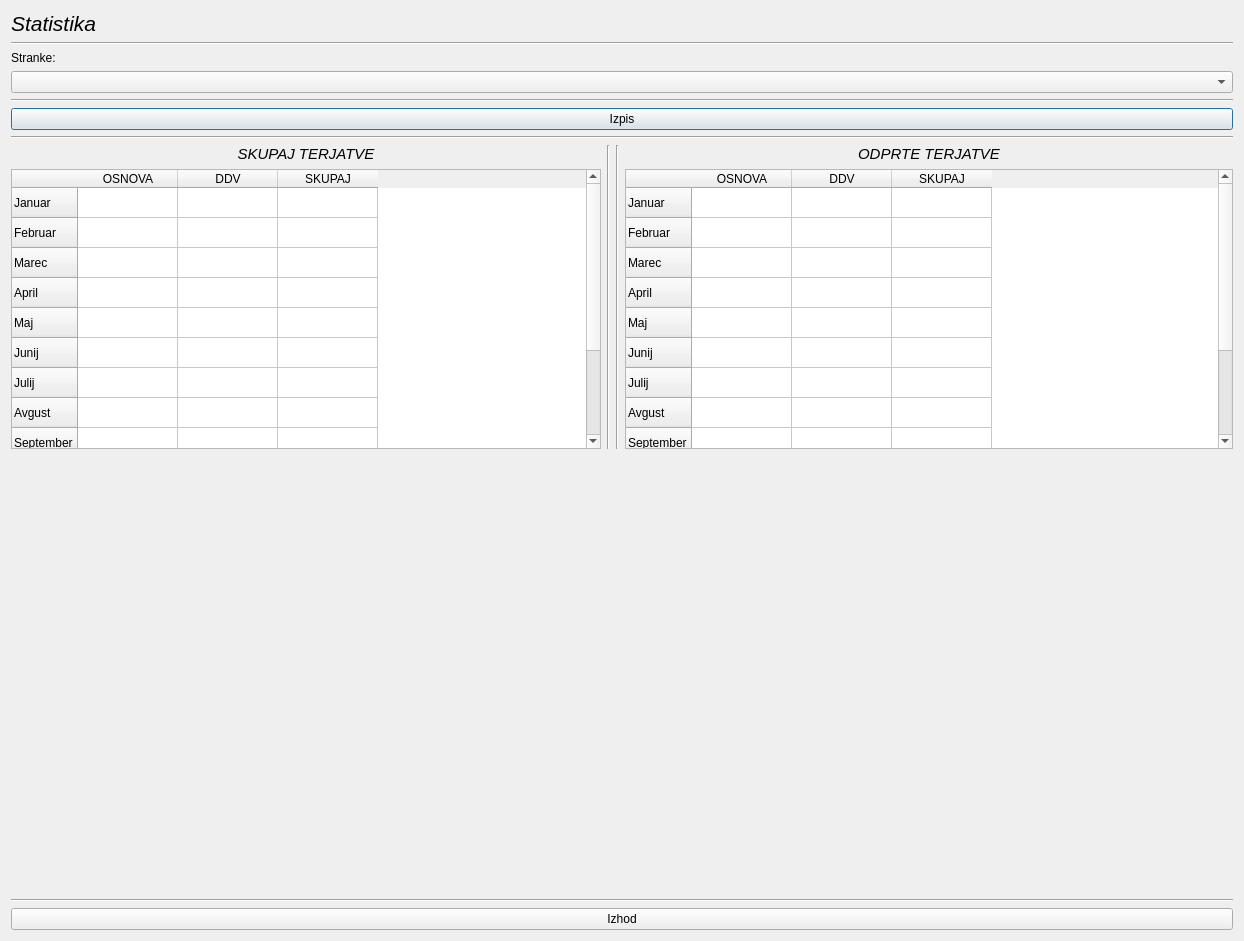
Before: the Qt Designer form statistic.ui in MaxMaxy/racun, drawn with Qt 5.
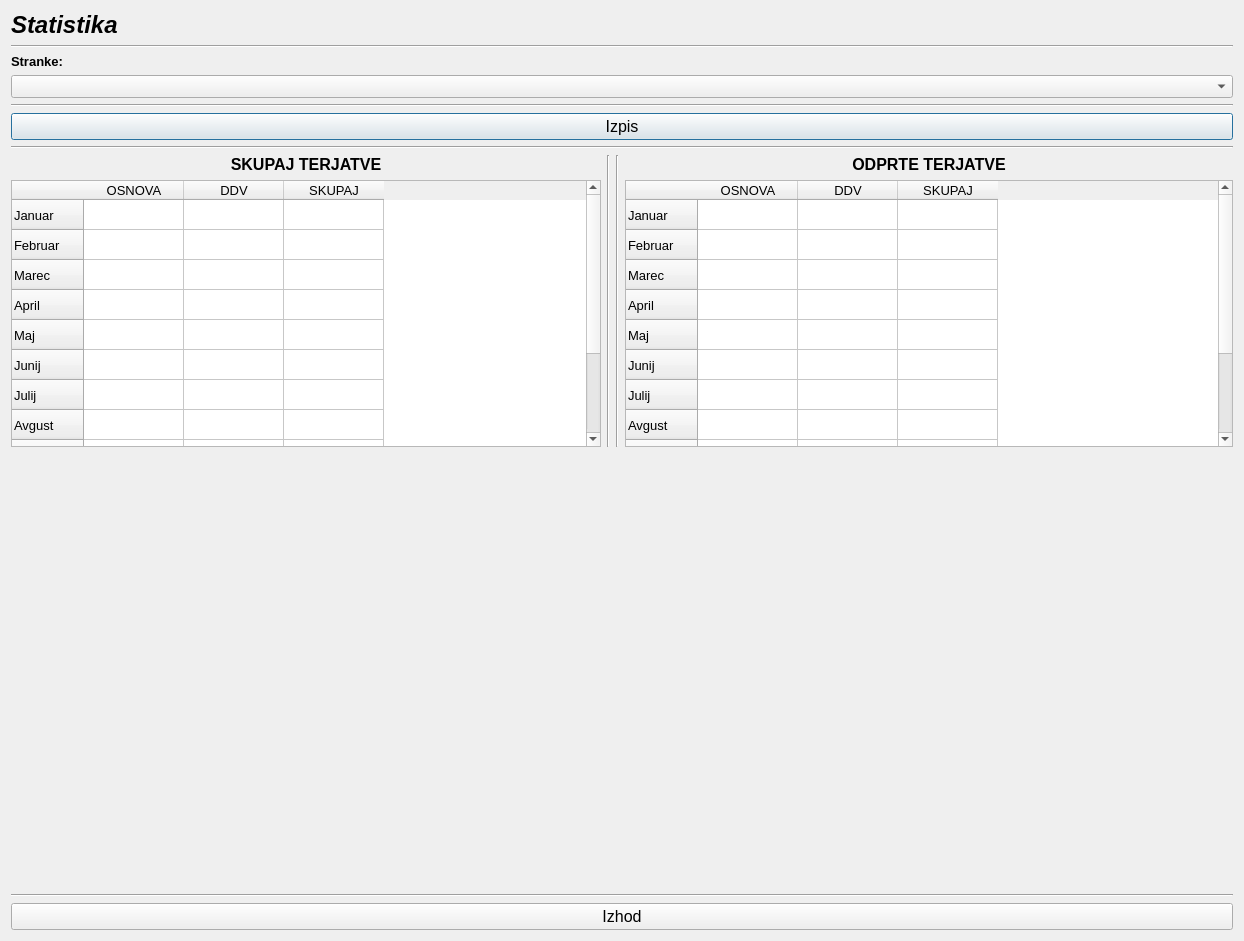
After: the same form once the commit is applied. Custom widgets are drawn as their Qt base class.

```diff
--- a/statistic.ui
+++ b/statistic.ui
@@ -26,8 +26,11 @@
             <widget class="QLabel" name="label">
              <property name="font">
               <font>
-               <pointsize>16</pointsize>
+               <family>MS Sans Serif</family>
+               <pointsize>18</pointsize>
+               <weight>75</weight>
                <italic>true</italic>
+               <bold>true</bold>
               </font>
              </property>
              <property name="text">
@@ -47,6 +50,14 @@
            </item>
            <item>
             <widget class="QLabel" name="label_4">
+             <property name="font">
+              <font>
+               <family>MS Sans Serif</family>
+               <pointsize>10</pointsize>
+               <weight>75</weight>
+               <bold>true</bold>
+              </font>
+             </property>
              <property name="text">
               <string>Stranke:</string>
              </property>
@@ -56,7 +67,14 @@
             </widget>
            </item>
            <item>
-            <widget class="QComboBox" name="comboBox_podjetja"/>
+            <widget class="QComboBox" name="comboBox_podjetja">
+             <property name="font">
+              <font>
+               <family>MS Sans Serif</family>
+               <pointsize>10</pointsize>
+              </font>
+             </property>
+            </widget>
            </item>
           </layout>
          </item>
@@ -77,6 +95,12 @@
             <layout class="QVBoxLayout" name="verticalLayout_3">
              <item>
               <widget class="QPushButton" name="pushButton_izpis">
+               <property name="font">
+                <font>
+                 <family>MS Sans Serif</family>
+                 <pointsize>12</pointsize>
+                </font>
+               </property>
                <property name="text">
                 <string>Izpis</string>
                </property>
@@ -101,8 +125,11 @@
                   <widget class="QLabel" name="label_3">
                    <property name="font">
                     <font>
-                     <pointsize>11</pointsize>
-                     <italic>true</italic>
+                     <family>MS Sans Serif</family>
+                     <pointsize>12</pointsize>
+                     <weight>75</weight>
+                     <italic>false</italic>
+                     <bold>true</bold>
                     </font>
                    </property>
                    <property name="text">
@@ -115,6 +142,12 @@
                  </item>
                  <item>
                   <widget class="QTableWidget" name="tableWidget_vse">
+                   <property name="font">
+                    <font>
+                     <family>MS Sans Serif</family>
+                     <pointsize>10</pointsize>
+                    </font>
+                   </property>
                    <row>
                     <property name="text">
                      <string>Januar</string>
@@ -220,8 +253,11 @@
                 <widget class="QLabel" name="label_2">
                  <property name="font">
                   <font>
-                   <pointsize>11</pointsize>
-                   <italic>true</italic>
+                   <family>MS Sans Serif</family>
+                   <pointsize>12</pointsize>
+                   <weight>75</weight>
+                   <italic>false</italic>
+                   <bold>true</bold>
                   </font>
                  </property>
                  <property name="text">
@@ -234,6 +270,12 @@
                </item>
                <item>
                 <widget class="QTableWidget" name="tableWidget_brez">
+                 <property name="font">
+                  <font>
+                   <family>MS Sans Serif</family>
+                   <pointsize>10</pointsize>
+                  </font>
+                 </property>
                  <row>
                   <property name="text">
                    <string>Januar</string>
@@ -335,6 +377,12 @@
          <height>0</height>
         </size>
        </property>
+       <property name="font">
+        <font>
+         <family>MS Sans Serif</family>
+         <pointsize>10</pointsize>
+        </font>
+       </property>
       </widget>
      </item>
      <item>
@@ -348,6 +396,12 @@
        </item>
        <item>
         <widget class="QPushButton" name="pushButton_izhod">
+         <property name="font">
+          <font>
+           <family>MS Sans Serif</family>
+           <pointsize>12</pointsize>
+          </font>
+         </property>
          <property name="text">
           <string>Izhod</string>
          </property>
```
